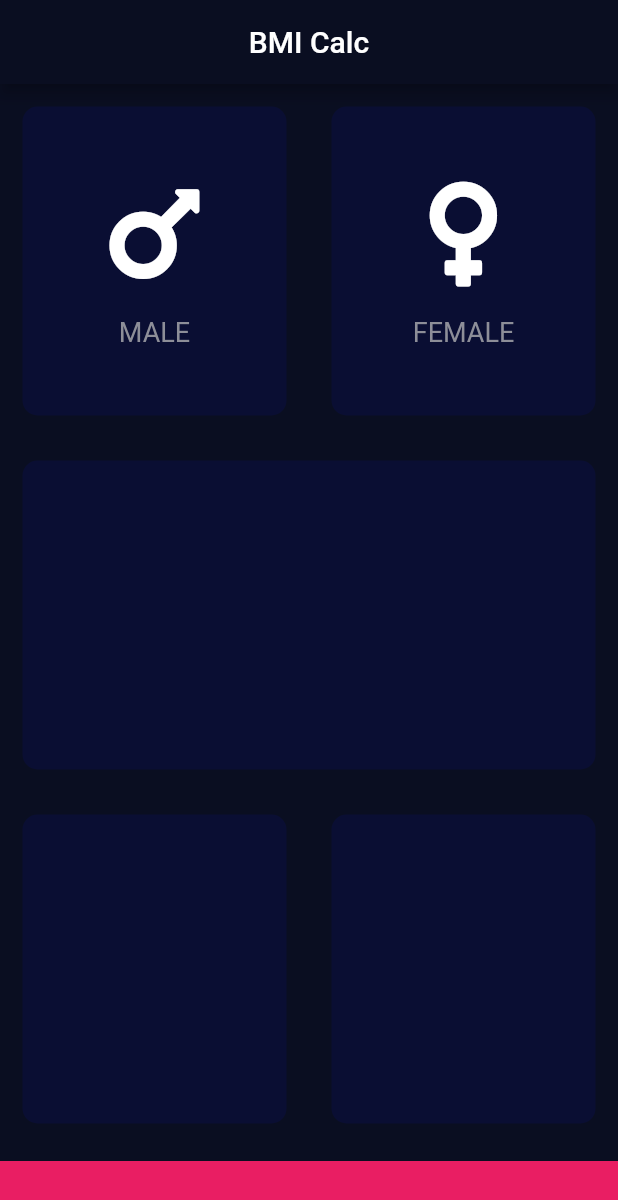
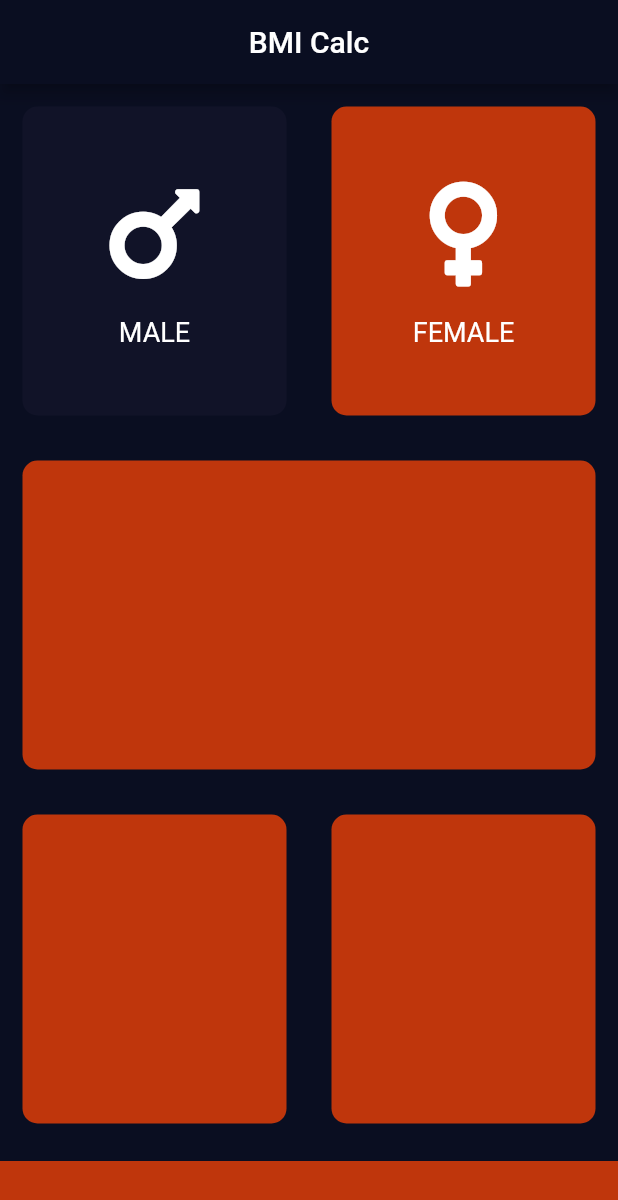
Before and after one commit to ImSronistic/bmi_calc, a Flutter app: the screen it shows after launch, after a tap on "MALE", on a phone screen of 412 x 824 dp. Shown: the top 1200 px of the screen. Run offline on Flutter 3.47's test engine with Material 2 defaults, Android fonts, the phone set to English and light mode, and no system bars; our stand-ins replace font_awesome_flutter.

Commit message:
update colors

```diff
--- a/lib/extracted_widgets.dart
+++ b/lib/extracted_widgets.dart
@@ -21,7 +21,7 @@ class IconContent extends StatelessWidget {
           iconText,
           style: TextStyle(
             fontSize: 18.0,
-            color: Color(0xff8d8e98),
+            color: Colors.white,
           ),
         )
       ],
--- a/lib/input_page.dart
+++ b/lib/input_page.dart
@@ -2,8 +2,8 @@ import 'package:flutter/material.dart';
 import 'extracted_widgets.dart';
 import 'package:font_awesome_flutter/font_awesome_flutter.dart';
 
-const activeColor = Color(0xFF0A0E33);
-const intActiveColor = Color(0xff111328);
+const activeColor = Color(0xFFBF360C);
+const inActiveColor = Color(0xff111328);
 
 class InputPage extends StatefulWidget {
   @override
@@ -11,8 +11,28 @@ class InputPage extends StatefulWidget {
 }
 
 class _InputPageState extends State<InputPage> {
-  Color maleCardColour = intActiveColor;
-  Color FemaleCardColour = intActiveColor;
+  Color maleCardColour = activeColor;
+  Color femaleCardColour = activeColor;
+
+  void updateColour(int gender) {
+    if (gender == 1) {
+      if (maleCardColour == inActiveColor) {
+        maleCardColour = activeColor;
+        femaleCardColour = inActiveColor;
+      } else {
+        maleCardColour = inActiveColor;
+      }
+    }
+    if (gender == 2) {
+      if (femaleCardColour == inActiveColor) {
+        femaleCardColour = activeColor;
+        maleCardColour = inActiveColor;
+      } else {
+        femaleCardColour = inActiveColor;
+      }
+    }
+  }
+
   @override
   Widget build(BuildContext context) {
     return Scaffold(
@@ -26,9 +46,13 @@ class _InputPageState extends State<InputPage> {
             children: <Widget>[
               Expanded(
                 child: GestureDetector(
-                  onTap: () {},
+                  onTap: () {
+                    setState(() {
+                      updateColour(1);
+                    });
+                  },
                   child: ReusableCard(
-                    colour: activeColor,
+                    colour: maleCardColour,
                     cardChild: IconContent(
                       iconAwesome: FontAwesomeIcons.mars,
                       iconText: 'MALE',
@@ -37,10 +61,20 @@ class _InputPageState extends State<InputPage> {
                 ),
               ),
               Expanded(
-                child: ReusableCard(
-                  colour: activeColor,
-                  cardChild: IconContent(
-                      iconAwesome: FontAwesomeIcons.venus, iconText: 'FEMALE'),
+                child: GestureDetector(
+                  onTap: () {
+                    //anonymous
+                    setState(() {
+                      updateColour(2);
+                    });
+                  },
+                  child: ReusableCard(
+                    colour: femaleCardColour,
+                    cardChild: IconContent(
+                      iconAwesome: FontAwesomeIcons.venus,
+                      iconText: 'FEMALE',
+                    ),
+                  ),
                 ),
               )
             ],
@@ -67,7 +101,7 @@ class _InputPageState extends State<InputPage> {
             margin: EdgeInsets.only(top: 10.0),
             width: double.infinity,
             height: 50.0,
-            color: Colors.pink,
+            color: Color(0XFFBF360C),
           )
         ],
       ),
```
